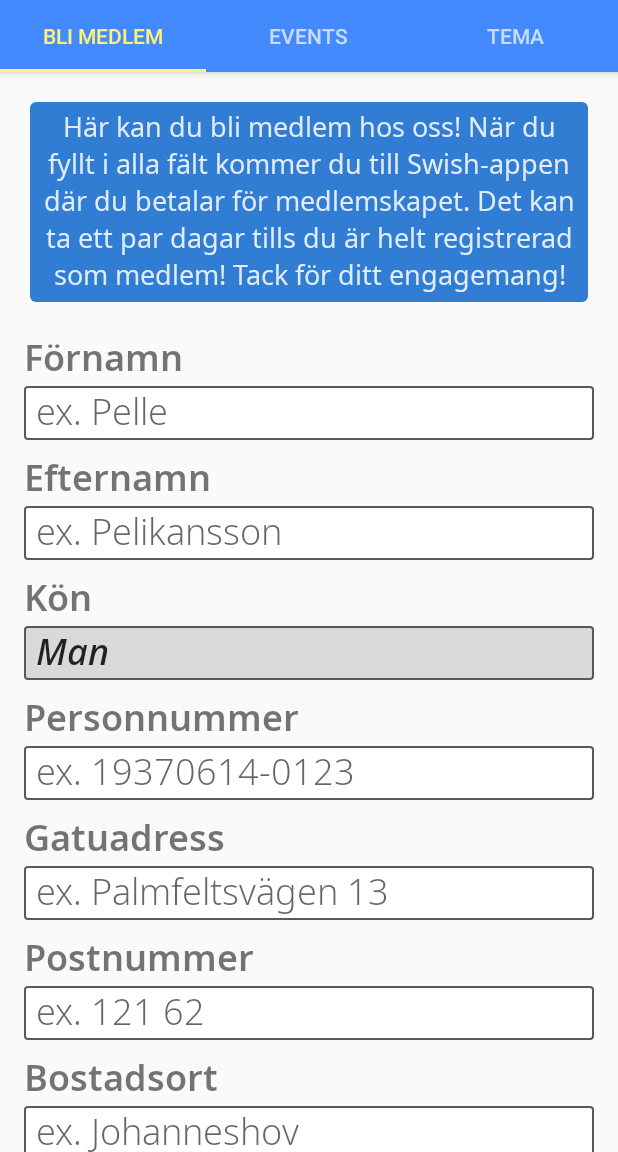
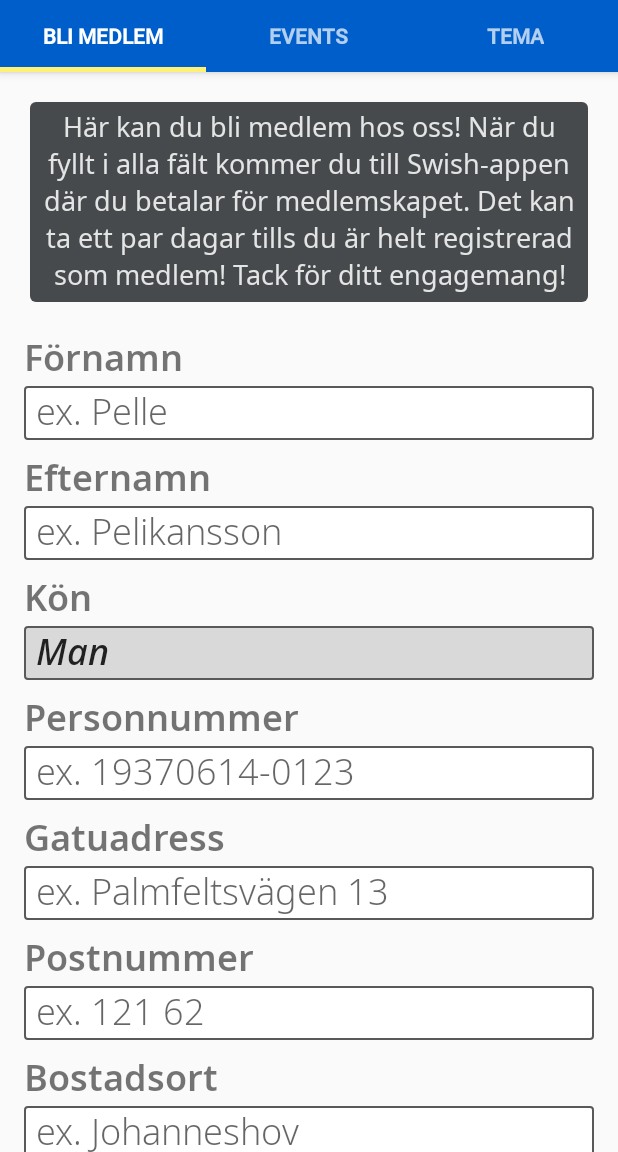
Before and after one commit to Dohmanlechx/SDUR-1.0, an Android app: the screen it shows after launch (MainActivity), after a tap on "Bakgrundsbild", on a phone screen of 412 x 824 dp, the part 84-1236 px from its top. Run offline under Robolectric (Android 15) with nearby library versions, the phone set to English and light mode, and no system bars; our stand-ins replace Firebase (no records; nobody signed in at launch, a user with empty details on screens opened directly); 3 statements that could not run were skipped.

Commit message:
Changed appearance of the TabLayout

```diff
--- a/app/src/main/java/com/dohman/sdur/EventListAdapter.java
+++ b/app/src/main/java/com/dohman/sdur/EventListAdapter.java
@@ -63,9 +63,9 @@ public class EventListAdapter extends BaseAdapter {
 
         // Alternate backgroundcolor for the "cards".
         if (position % 2 == 0) {
-            mView.setBackgroundColor(mView.getResources().getColor(R.color.test2));
+            mView.setBackgroundColor(mView.getResources().getColor(R.color.colorPrimaryGray));
         } else {
-            mView.setBackgroundColor(mView.getResources().getColor(R.color.test1));
+            mView.setBackgroundColor(mView.getResources().getColor(R.color.colorPrimaryGrayDark));
         }
 
         // Saving event id to tag.
--- a/app/src/main/res/drawable/text_style_3.xml
+++ b/app/src/main/res/drawable/text_style_3.xml
@@ -8,7 +8,7 @@
         android:top="4dp">
         <shape android:shape="rectangle">
             <corners android:radius="4dp" />
-            <solid android:color="@color/colorPrimaryDarkTransparent" />
+            <solid android:color="@color/colorPrimaryGrayDark" />
         </shape>
     </item>
 
--- a/app/src/main/res/values/colors.xml
+++ b/app/src/main/res/values/colors.xml
@@ -6,14 +6,15 @@
     <color name="colorPrimaryDarkTransparent">#cc005ecb</color>
     <color name="colorAccent">#fff176</color>
     <color name="colorAccentTransparent">#ccfff176</color>
-    <color name="test1">#d9313c46</color>
-    <color name="test2">#d9292c30</color>
+    <color name="colorPrimaryGray">#d9313c46</color>
+    <color name="colorPrimaryGrayDark">#d9292c30</color>
     <color name="colorText">#d9ffffff</color>
     <color name="colorText1">#e6fff176</color>
     <color name="white">#ffffff</color>
     <color name="gray">#595959</color>
     <color name="lightgray">#d9d9d9</color>
     <color name="black">#d9000000</color>
+    <color name="unfocusedtab">#b3ffffff</color>
     <color name="transparent">#00000000</color>
     <drawable name="transparent_color">#00000000</drawable>
 </resources>
--- a/app/src/main/res/values/styles.xml
+++ b/app/src/main/res/values/styles.xml
@@ -3,7 +3,7 @@
     <!-- Base application theme. -->
     <style name="AppTheme" parent="Theme.AppCompat.Light.DarkActionBar">
         <!-- Customize your theme here. -->
-        <item name="colorPrimary">@color/colorPrimary</item>
+        <item name="colorPrimary">@color/colorPrimaryDark</item>
         <item name="colorPrimaryDark">@color/colorPrimaryDark</item>
         <item name="colorAccent">@color/colorAccent</item>
     </style>
@@ -25,9 +25,17 @@
 
     <style name="MyCustomTabLayout" parent="Widget.Design.TabLayout">
         <item name="tabIndicatorColor">@color/colorAccent</item>
-        <item name="tabIndicatorHeight">2dp</item>
-        <item name="tabSelectedTextColor">@color/colorAccent</item>
+        <item name="tabIndicatorHeight">3dp</item>
+        <item name="tabSelectedTextColor">@color/white</item>
+        <item name="tabTextAppearance">@style/MyTabTextAppearance</item>
+    </style>
+
+    <style name="MyTabTextAppearance" parent="TextAppearance.AppCompat.Button">
+        <item name="android:textSize">14sp</item>
         <item name="android:textStyle">bold</item>
+        <item name="android:fontFamily">@font/roboto_medium</item>
+        <item name="android:textColor">@color/unfocusedtab</item>
+        <item name="textAllCaps">true</item>
     </style>
 
     <style name="MyEditTextIndicatorColor" parent="Widget.AppCompat.EditText">
```
